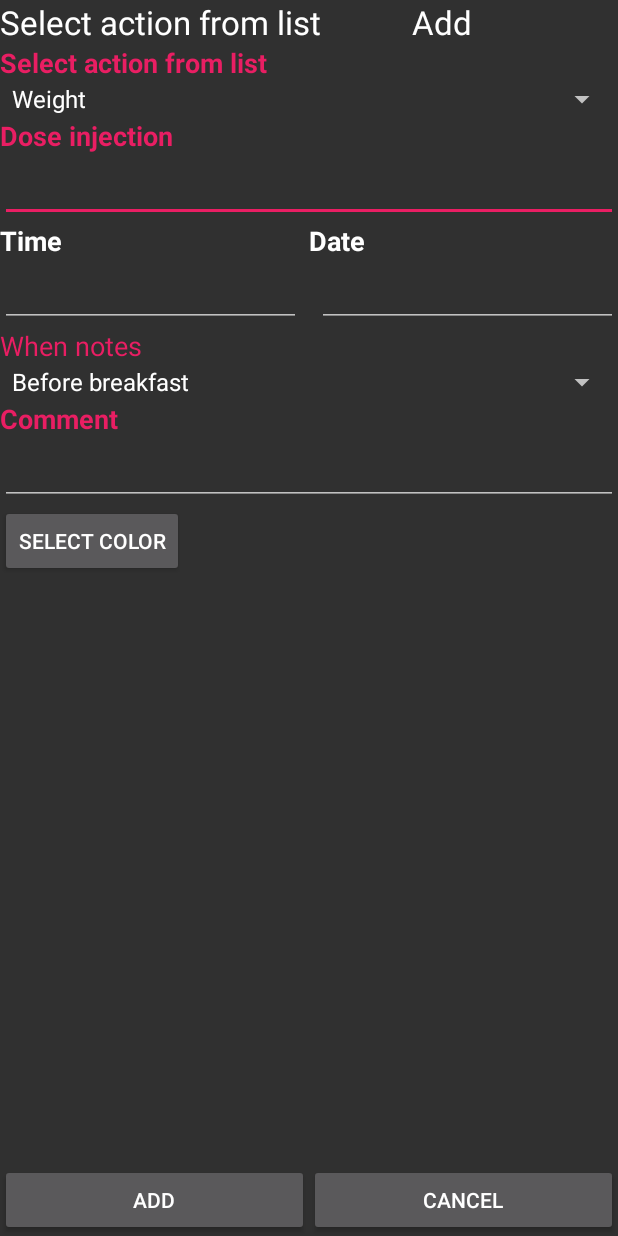
After one commit to dmvstar/diadiary, an Android app: the layout diary_common_add.xml on its own in the app's theme, with its tools: preview values and no code run, on a phone screen of 412 x 824 dp. The commit adds this screen. Run offline under Robolectric (Android 15) with nearby library versions, the phone set to English and light mode, and no system bars.

Commit message:
refactoring code add additional actions

```diff
--- /dev/null
+++ b/app/src/main/res/layout/diary_common_add.xml
@@ -0,0 +1,202 @@
+<?xml version="1.0" encoding="utf-8"?>
+<LinearLayout xmlns:android="http://schemas.android.com/apk/res/android"
+    android:layout_width="match_parent"
+    android:layout_height="match_parent"
+    android:orientation="vertical">
+
+    <LinearLayout
+        android:layout_width="match_parent"
+        android:layout_height="wrap_content"
+        android:layout_gravity="center_horizontal"
+        android:orientation="horizontal">
+
+        <TextView
+            android:id="@+id/textView22"
+            android:layout_width="match_parent"
+            android:layout_height="wrap_content"
+            android:layout_weight="1"
+            android:text="@string/common_actions_label"
+            android:textAppearance="?android:attr/textAppearanceLarge" />
+
+        <TextView
+            android:id="@+id/tv_label_mode_add"
+            android:layout_width="match_parent"
+            android:layout_height="wrap_content"
+            android:layout_weight="2"
+            android:text="@string/label_mode_add"
+            android:textAppearance="?android:attr/textAppearanceLarge" />
+    </LinearLayout>
+
+    <ScrollView
+        android:layout_width="match_parent"
+        android:layout_height="0dp"
+        android:layout_weight="1">
+
+        <LinearLayout
+            android:layout_width="match_parent"
+            android:layout_height="wrap_content"
+            android:orientation="vertical">
+
+            <TextView
+                android:id="@+id/id_common"
+                style="@android:style/TextAppearance.Medium"
+                android:layout_width="match_parent"
+                android:layout_height="wrap_content"
+                android:text="@string/common_actions_label"
+                android:textColor="@color/accent"
+                android:textStyle="bold" />
+
+            <Spinner
+                android:id="@+id/sp_actions_additional"
+                android:layout_width="match_parent"
+                android:layout_height="wrap_content"
+                android:entries="@array/actions_additional_list" />
+
+            <TextView
+                android:id="@+id/textView4"
+                style="@android:style/TextAppearance.Medium"
+                android:layout_width="match_parent"
+                android:layout_height="wrap_content"
+                android:text="@string/insulin_label_dose"
+                android:textColor="@color/accent"
+                android:textStyle="bold" />
+
+            <EditText
+                android:id="@+id/et_action_value"
+                android:layout_width="match_parent"
+                android:layout_height="wrap_content"
+                android:inputType="number" />
+
+
+            <LinearLayout
+                android:layout_width="match_parent"
+                android:layout_height="wrap_content"
+                android:orientation="horizontal">
+
+                <LinearLayout
+                    android:layout_width="match_parent"
+                    android:layout_height="wrap_content"
+                    android:layout_weight="1"
+                    android:orientation="vertical">
+
+                    <TextView
+                        android:id="@+id/textView5"
+                        style="@android:style/TextAppearance.Medium"
+                        android:layout_width="match_parent"
+                        android:layout_height="wrap_content"
+                        android:text="@string/common_label_time"
+                        android:textStyle="bold" />
+
+                    <EditText
+                        android:id="@+id/et_inject_time"
+                        android:layout_width="match_parent"
+                        android:layout_height="wrap_content"
+                        android:layout_marginRight="5sp"
+                        android:layout_weight="1"
+                        android:inputType="time" />
+
+                </LinearLayout>
+
+                <LinearLayout
+                    android:layout_width="match_parent"
+                    android:layout_height="wrap_content"
+                    android:layout_weight="1"
+                    android:orientation="vertical">
+
+                    <TextView
+                        android:id="@+id/textView15"
+                        style="@android:style/TextAppearance.Medium"
+                        android:layout_width="match_parent"
+                        android:layout_height="wrap_content"
+                        android:text="@string/common_label_date"
+                        android:textStyle="bold" />
+
+                    <EditText
+                        android:id="@+id/et_inject_date"
+                        android:layout_width="match_parent"
+                        android:layout_height="wrap_content"
+                        android:layout_marginLeft="5sp"
+                        android:layout_weight="1"
+                        android:inputType="time" />
+
+                </LinearLayout>
+
+            </LinearLayout>
+
+            <TextView
+                android:id="@+id/textView28"
+                android:layout_width="match_parent"
+                android:layout_height="wrap_content"
+                android:layout_gravity="center_horizontal"
+                android:text="@string/glucose_add_label_notes"
+                android:textAppearance="?android:attr/textAppearanceMedium"
+                android:textColor="@color/accent" />
+
+            <Spinner
+                android:id="@+id/sp_notes"
+                android:layout_width="match_parent"
+                android:layout_height="wrap_content"
+                android:layout_gravity="center_horizontal"
+                android:entries="@array/dialog_notes_list" />
+
+
+            <TextView
+                android:id="@+id/textView6"
+                style="@android:style/TextAppearance.Medium"
+                android:layout_width="match_parent"
+                android:layout_height="wrap_content"
+                android:text="@string/insulin_label_comment"
+                android:textColor="@color/accent"
+                android:textStyle="bold" />
+
+            <EditText
+                android:id="@+id/et_inject_comment"
+                android:layout_width="match_parent"
+                android:layout_height="wrap_content" />
+
+            <LinearLayout
+                android:id="@+id/ll_color"
+                android:layout_width="match_parent"
+                android:layout_height="wrap_content"
+                android:orientation="horizontal">
+
+                <Button
+                    android:id="@+id/bt_color"
+                    android:layout_width="wrap_content"
+                    android:layout_height="wrap_content"
+                    android:layout_gravity="center_horizontal"
+                    android:onClick="selectColor"
+                    android:text="@string/button_insulin_color" />
+
+            </LinearLayout>
+
+
+        </LinearLayout>
+
+
+    </ScrollView>
+
+    <LinearLayout
+        android:layout_width="match_parent"
+        android:layout_height="wrap_content"
+        android:orientation="horizontal">
+
+        <Button
+            android:id="@+id/bt_confirm"
+            android:layout_width="match_parent"
+            android:layout_height="wrap_content"
+            android:layout_weight="1"
+            android:onClick="confirm"
+            android:text="@string/label_mode_add" />
+
+        <Button
+            android:id="@+id/bt_cancel"
+            android:layout_width="match_parent"
+            android:layout_height="wrap_content"
+            android:layout_weight="1"
+            android:onClick="cancel"
+            android:text="@string/label_mode_cancel" />
+    </LinearLayout>
+
+
+</LinearLayout>
--- a/app/src/main/res/values/arrays.xml
+++ b/app/src/main/res/values/arrays.xml
@@ -90,5 +90,19 @@
         <item>@string/config_global_theme_2</item>
     </string-array>
 
+    <string name="actions_additional_1">Weight</string>
+    <string name="actions_additional_2">Ketone</string>
+    <string name="actions_additional_3">HB1AC</string>
+    <string name="actions_additional_4">Cholesterol</string>
+
+    <string-array name="actions_additional_list">
+        <item>@string/actions_additional_1</item>
+        <item>@string/actions_additional_2</item>
+        <item>@string/actions_additional_3</item>
+        <item>@string/actions_additional_4</item>
+    </string-array>
+
+
+
 
 </resources>
--- a/app/src/main/res/values/strings.xml
+++ b/app/src/main/res/values/strings.xml
@@ -155,5 +155,6 @@
     <string name="menu_dinner_select">Select menu</string>
     <string name="config_settings_label">Global params</string>
     <string name="config_global_theme">Theme</string>
+    <string name="common_actions_label">Select action from list</string>
 
 </resources>
```
Also changed, not shown: 1 other file.
